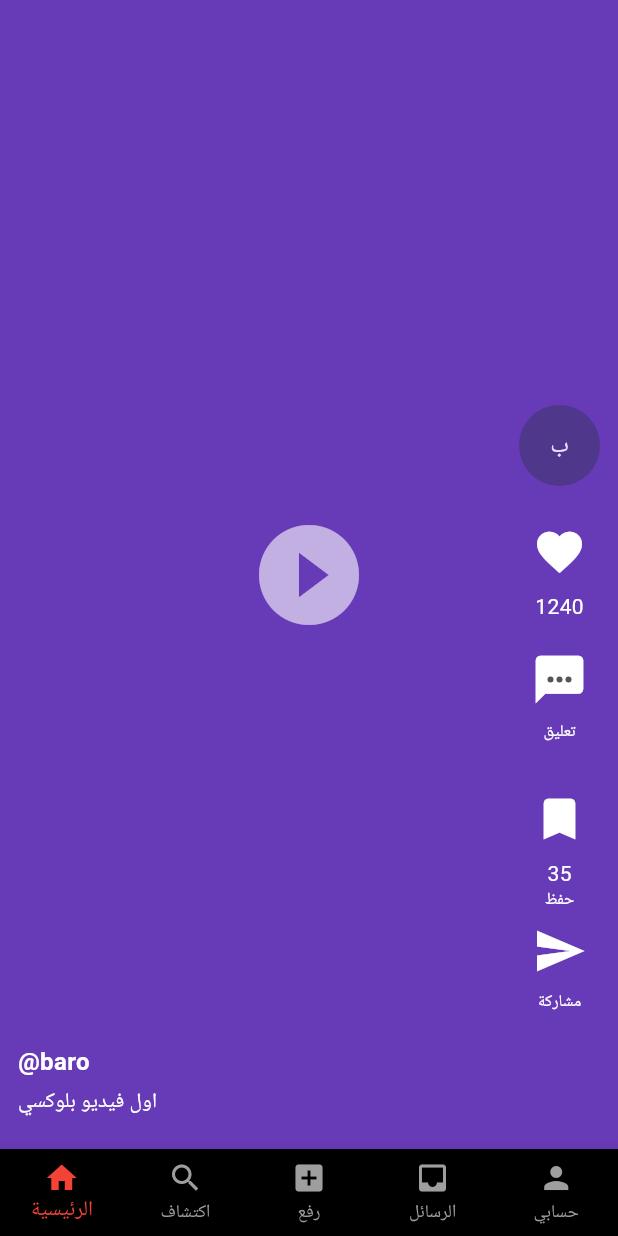
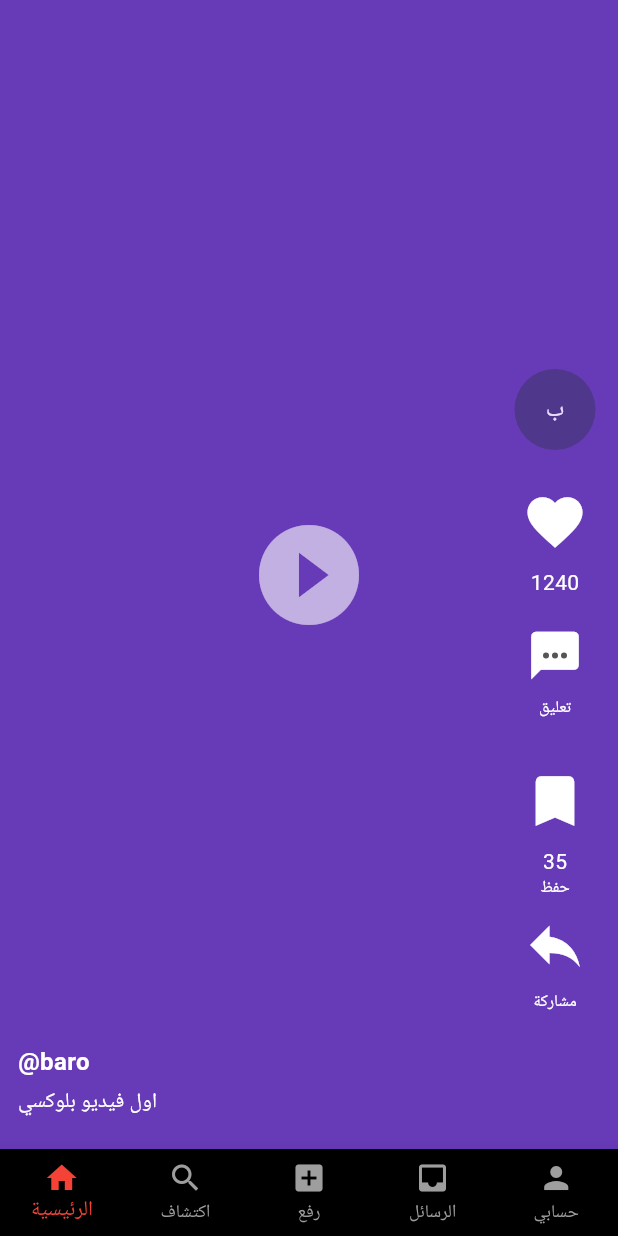
Before and after one commit to malhnyn871-a11y/luxy, a Flutter app: the MainNav screen opened directly, on a phone screen of 412 x 824 dp. Run offline on Flutter 3.47's test engine with Material 3 defaults, Android fonts, the phone set to English and light mode, and no system bars.

Commit message:
Fat icons curved share simple

```diff
--- a/lib/main.dart
+++ b/lib/main.dart
@@ -192,7 +192,7 @@ class _ReelsScreenState extends State<ReelsScreen> {
               const SizedBox(height: 18),
               IconButton(
                 onPressed: onLike,
-                icon: Icon(liked ? Icons.favorite : Icons.favorite, color: liked ? Colors.red : Colors.white, size: 36),
+                icon: Icon(liked ? Icons.favorite : Icons.favorite, color: liked ? Colors.red : Colors.white, size: 44),
               ),
               Text('$likes', style: const TextStyle(color: Colors.white)),
               const SizedBox(height: 12),
@@ -201,7 +201,7 @@ class _ReelsScreenState extends State<ReelsScreen> {
               const SizedBox(height: 12),
               const SizedBox(height: 12),
               const SaveButton(),
-              IconButton(onPressed: () { ScaffoldMessenger.of(context).showSnackBar(const SnackBar(content: Text('مشاركة'))); }, icon: const Icon(Icons.send, color: Colors.white, size: 36)),
+              IconButton(onPressed: () { ScaffoldMessenger.of(context).showSnackBar(const SnackBar(content: Text('مشاركة'))); }, icon: const Icon(Icons.reply, color: Colors.white, size: 44)),
               const Text('مشاركة', style: TextStyle(color: Colors.white, fontSize: 11)),
             ],
           ),
@@ -470,7 +470,7 @@ class _SaveButtonState extends State<SaveButton> {
   bool saved = false;
   int count = 35;
   @override Widget build(BuildContext context) {
-    return Column(children: [IconButton(onPressed: () { setState(() { saved = !saved; count += saved ? 1 : -1; }); }, icon: Icon(saved ? Icons.bookmark : Icons.bookmark, color: saved ? Colors.yellow : Colors.white, size: 36)), Text('$count', style: const TextStyle(color: Colors.white)), const Text('حفظ', style: TextStyle(color: Colors.white, fontSize: 11))]);
+    return Column(children: [IconButton(onPressed: () { setState(() { saved = !saved; count += saved ? 1 : -1; }); }, icon: Icon(saved ? Icons.bookmark : Icons.bookmark, color: saved ? Colors.yellow : Colors.white, size: 44)), Text('$count', style: const TextStyle(color: Colors.white)), const Text('حفظ', style: TextStyle(color: Colors.white, fontSize: 11))]);
   }
 }
 
```
